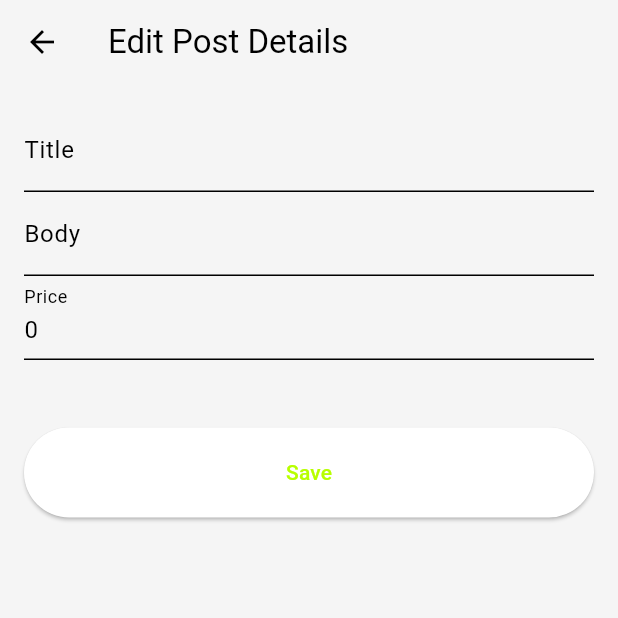
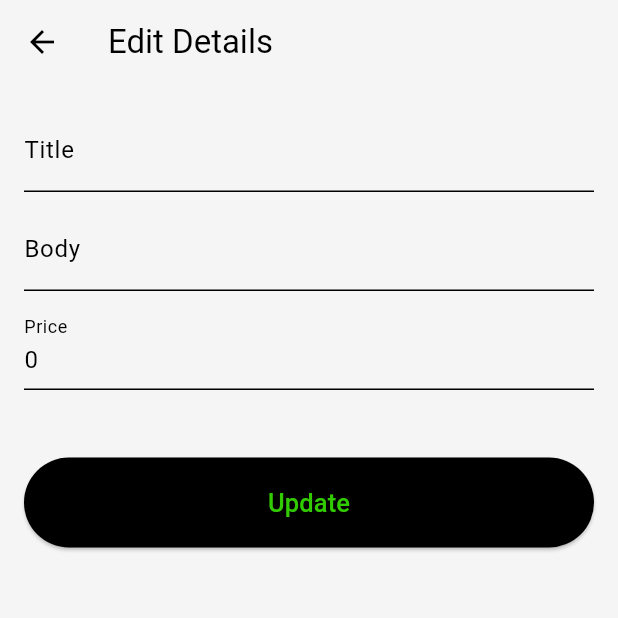
Before and after one commit to karankk-05/Treddit, a Flutter app: the EditPostDetailsPage screen opened directly with empty values, on a phone screen of 412 x 824 dp, the top half of it. Run offline on Flutter 3.47's test engine with Material 3 defaults, Android fonts, the phone set to English and light mode, and no system bars; our stand-ins replace flutter_animate, flutter_secure_storage, image_picker; accounts and stored records are empty; network calls fail.

```diff
--- a/frontend/kampus_konnect/lib/domains/chat/chat_provider.dart
+++ b/frontend/kampus_konnect/lib/domains/chat/chat_provider.dart
@@ -35,7 +35,7 @@ class ChatProvider with ChangeNotifier {
         Map<String, dynamic> messageData = await _chatService.getChat(id);
         _messages.add(messageData);
       }
-
+      print(_messages);
       notifyListeners();
     } catch (error) {
       print('Error fetching messages: $error');
@@ -62,6 +62,8 @@ class ChatProvider with ChangeNotifier {
   @override
   void dispose() {
     _pollingTimer.cancel();
+    _messages.clear();
+
     super.dispose();
   }
 }
--- a/frontend/kampus_konnect/lib/domains/chat/chat_service.dart
+++ b/frontend/kampus_konnect/lib/domains/chat/chat_service.dart
@@ -44,6 +44,7 @@ class ChatService {
   Future<List<int>> getChatIds(int postId) async {
     final token = await _authService.getToken();
     final email = await _authService.getEmail();
+    print("-->$email");
     final url = Uri.parse('$baseUrl/posts/$postId/chats');
     try {
       final response = await http.post(
--- a/frontend/kampus_konnect/lib/domains/homepage/product_details/screens/product_details.dart
+++ b/frontend/kampus_konnect/lib/domains/homepage/product_details/screens/product_details.dart
@@ -144,9 +144,9 @@ class _ProductDetailsPageState extends State<ProductDetailsPage> {
               ),
             ),
       backgroundColor: theme.primaryContainer,
-      floatingActionButton: post != null
+      floatingActionButton: post != null && post.owner != _sender
           ? CollapsibleFAB(
-            iconlabel: Icon(
+              iconlabel: Icon(
                 Icons.chat,
                 color: theme.primary,
               ),
--- a/frontend/kampus_konnect/lib/domains/myposts/screens/edit_post_details.dart
+++ b/frontend/kampus_konnect/lib/domains/myposts/screens/edit_post_details.dart
@@ -70,7 +70,7 @@ class _EditPostDetailsPageState extends State<EditPostDetailsPage> {
     }
   }
 
-  Widget _LoginBtn() {
+  Widget _SaveDetailsBtn() {
     return Container(
       padding: EdgeInsets.symmetric(vertical: 25.0),
       width: double.infinity,
@@ -79,11 +79,14 @@ class _EditPostDetailsPageState extends State<EditPostDetailsPage> {
           _saveForm();
         },
         style: ButtonStyle(
-          minimumSize: MaterialStateProperty.all(Size(100, 60)),
-          backgroundColor: MaterialStateProperty.all<Color>(
-              Theme.of(context).colorScheme.primaryContainer),
+          minimumSize: WidgetStateProperty.all(Size(100, 60)),
+          backgroundColor: WidgetStateProperty.all<Color>(
+              Theme.of(context).colorScheme.secondaryContainer),
         ),
-        child: Text('Save'),
+        child: Text(
+          'Update',
+          style: TextStyle(fontSize: 17),
+        ),
       ),
     );
   }
@@ -92,7 +95,7 @@ class _EditPostDetailsPageState extends State<EditPostDetailsPage> {
   Widget build(BuildContext context) {
     return Scaffold(
       appBar: AppBar(
-        title: Text('Edit Post Details'),
+        title: Text('Edit Details'),
       ),
       body: Padding(
         padding: const EdgeInsets.all(16.0),
@@ -110,6 +113,7 @@ class _EditPostDetailsPageState extends State<EditPostDetailsPage> {
                   return null;
                 },
               ),
+              SizedBox(height: 10),
               TextFormField(
                 controller: _bodyController,
                 decoration: InputDecoration(labelText: 'Body'),
@@ -120,6 +124,7 @@ class _EditPostDetailsPageState extends State<EditPostDetailsPage> {
                   return null;
                 },
               ),
+              SizedBox(height: 10),
               TextFormField(
                 controller: _priceController,
                 decoration: InputDecoration(labelText: 'Price'),
@@ -135,7 +140,7 @@ class _EditPostDetailsPageState extends State<EditPostDetailsPage> {
                 },
               ),
               SizedBox(height: 20),
-              _LoginBtn(),
+              _SaveDetailsBtn(),
             ],
           ),
         ),
--- a/frontend/kampus_konnect/lib/theme/themes.dart
+++ b/frontend/kampus_konnect/lib/theme/themes.dart
@@ -13,18 +13,18 @@ class gradients {
 class appthemes {
   static final ThemeData lighttheme = ThemeData(
       colorScheme: const ColorScheme(
-    primary: Color.fromARGB(255, 183, 255, 0), //used
+          primary: Color.fromARGB(255, 50, 202, 0), //used
           onPrimary: Color.fromARGB(255, 0, 0, 0), //used
           primaryContainer: Colors.white, //used
           onPrimaryContainer: Color.fromARGB(255, 0, 0, 0), //used
           secondary: Color.fromARGB(255, 0, 251, 255),
           onSecondary: Colors.white, //used
           secondaryContainer: Color.fromARGB(255, 0, 0, 0), //used
-    onSecondaryContainer: Color.fromARGB(255, 183, 255, 0), //used
+          onSecondaryContainer: Color.fromARGB(255, 50, 202, 0), //used
           surface: Color.fromARGB(255, 245, 245, 245), //used
           onSurface: Color.fromARGB(255, 0, 0, 0),
           error: Colors.red,
           onError: Colors.black,
           brightness: Brightness.light,
-  ));
+          surfaceContainerHighest: Color.fromARGB(219, 216, 213, 213)));
 }
```
Also changed, not shown: frontend/kampus_konnect/lib/domains/chat/chat_detail_screen.dart (+96 -31 lines), frontend/kampus_konnect/lib/domains/homepage/post_cards/widgets/search_bar.dart (+7 -6 lines), frontend/kampus_konnect/lib/domains/myposts/screens/my_post_details.dart (+15 -7 lines). Lines whose indentation alone changed are shown as unchanged.
